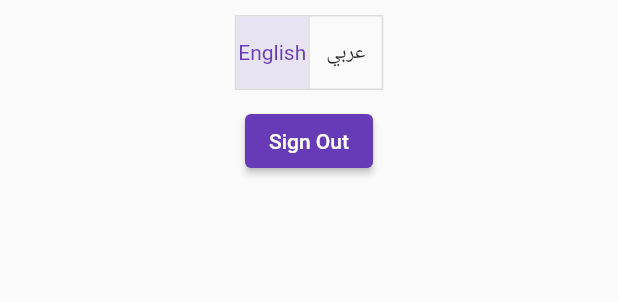
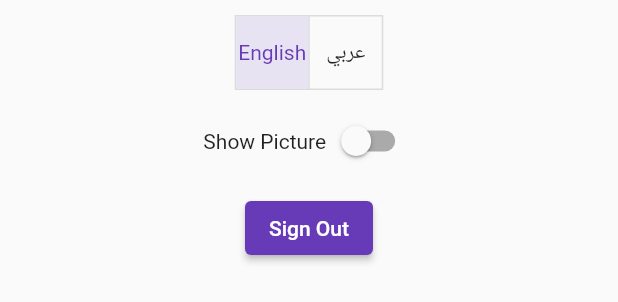
Before and after one commit to Wsoltan/BusinessCard, a Flutter app: the SettingsW widget shown alone on an empty page, opened directly, on a phone screen of 412 x 824 dp. Shown: the top 302 px of the screen. Run offline on Flutter 3.47's test engine with Material 2 defaults, Android fonts, the phone set to English and light mode, and no system bars; our stand-ins replace cloud_firestore, expansion_tile_card, firebase_auth, firebase_core, firebase_storage, font_awesome_flutter and 4 more; missing offline and left inert: dart:ffi, flutter_email_sender, vcard_maintained; accounts and stored records are empty; network calls fail.

Commit message:
update settings page and locale

```diff
--- a/lib/locale/locale.dart
+++ b/lib/locale/locale.dart
@@ -11,6 +11,7 @@ class MyLocale implements Translations {
       "Password" : "كلمة المرور",
       'Email address': "البريد الأليكتروني",
       'Ext': "-",
+      'Show Picture':'اظهر الصورة'
     },
     "en": {
       "Cards List": "Cards List",
@@ -18,6 +19,7 @@ class MyLocale implements Translations {
       "Password": "Password",
       'Email address': "Email address",
       'Ext': "Ext.",
+      'Show Picture':'Show Picture'
       }
     };
 }
--- a/lib/settingspage.dart
+++ b/lib/settingspage.dart
@@ -54,6 +54,20 @@ class _SettingsWState extends State<SettingsW> {
             ],
           ),
           SizedBox(
+            height: 10,),
+            Row( mainAxisAlignment: MainAxisAlignment.center,
+              children: [Text('Show Picture')
+                ,Switch(
+                value: ppisvisible,
+                onChanged: (value) {
+                  setState(() {
+                    ppisvisible = value;
+                  });
+                },
+          ),
+              ],
+            ),
+            SizedBox(
             height: 10,
           ),
           ElevatedButton(
```
